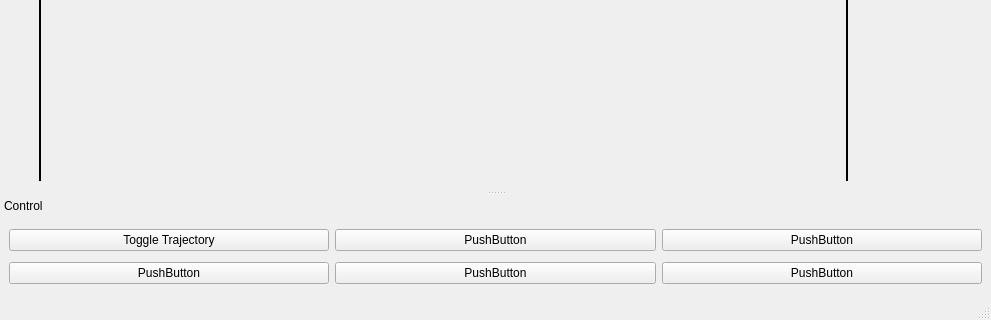
Old version of the form src/kinematics_gui/mainwindow.ui in the repository Infinite-Echo/sparkeKinematics; both pictures show x 0 to 991 and y 309 to 629 of the 991 by 629 pixel window.
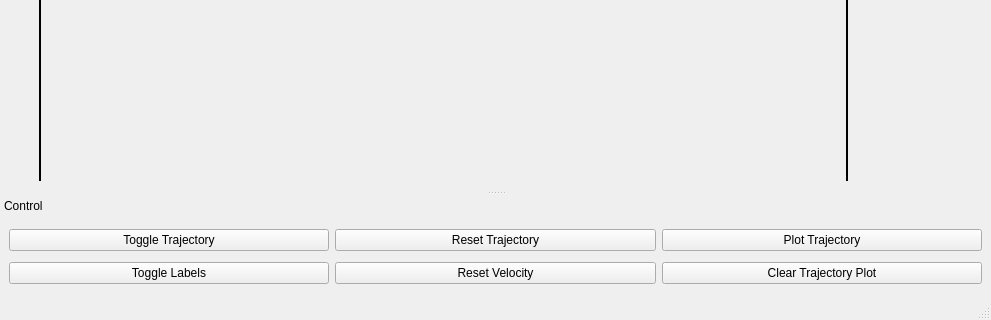
New version of the form.

Commit message: added trajectory utils, linked buttons

```diff
--- a/src/kinematics_gui/mainwindow.ui
+++ b/src/kinematics_gui/mainwindow.ui
@@ -292,17 +292,17 @@
      </sizepolicy>
     </property>
     <layout class="QGridLayout" name="gridLayout">
-     <item row="0" column="2">
-      <widget class="QPushButton" name="pushButton_3">
+     <item row="1" column="2">
+      <widget class="QPushButton" name="clear_trajectory_plot_button">
        <property name="text">
-        <string>PushButton</string>
+        <string>Clear Trajectory Plot</string>
        </property>
       </widget>
      </item>
-     <item row="0" column="1">
-      <widget class="QPushButton" name="pushButton_2">
+     <item row="1" column="0">
+      <widget class="QPushButton" name="toggle_labels_button">
        <property name="text">
-        <string>PushButton</string>
+        <string>Toggle Labels</string>
        </property>
       </widget>
      </item>
@@ -313,24 +313,24 @@
        </property>
       </widget>
      </item>
-     <item row="1" column="0">
-      <widget class="QPushButton" name="pushButton_4">
+     <item row="0" column="2">
+      <widget class="QPushButton" name="plot_trajectory_button">
        <property name="text">
-        <string>PushButton</string>
+        <string>Plot Trajectory</string>
+       </property>
+      </widget>
+     </item>
+     <item row="0" column="1">
+      <widget class="QPushButton" name="reset_trajectory_button">
+       <property name="text">
+        <string>Reset Trajectory</string>
        </property>
       </widget>
      </item>
      <item row="1" column="1">
       <widget class="QPushButton" name="pushButton_5">
        <property name="text">
-        <string>PushButton</string>
-       </property>
-      </widget>
-     </item>
-     <item row="1" column="2">
-      <widget class="QPushButton" name="pushButton_6">
-       <property name="text">
-        <string>PushButton</string>
+        <string>Reset Velocity</string>
        </property>
       </widget>
      </item>
```
Left out of the diff: 4 changed lines with no effect on the pictures. The commit also changes 7 other files.
